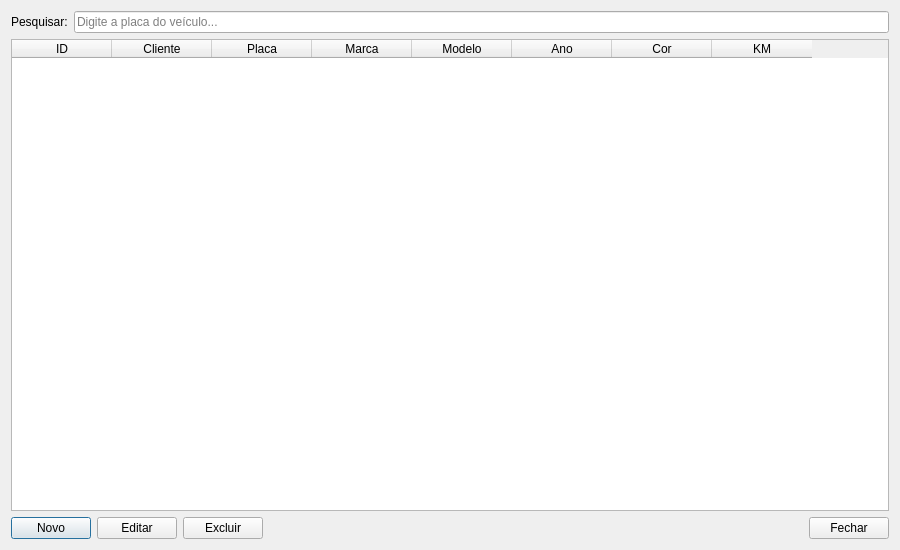
This is ui/veiculos.ui in viniciusbassio/EWE-AUTO as Qt 5 draws it before an edit. The edited form follows.
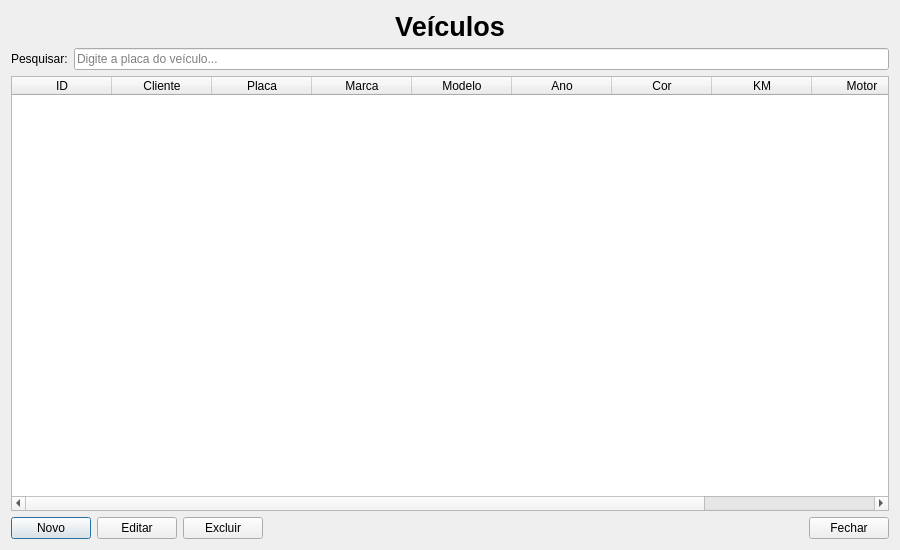
This is the edited form.

The edit to the form file:
```diff
--- a/ui/veiculos.ui
+++ b/ui/veiculos.ui
@@ -18,7 +18,25 @@
   </property>
 
   <layout class="QVBoxLayout" name="verticalLayout">
+    
+    <item>
+    <widget class="QLabel" name="lblVeiculos">
+        <property name="font">
+            <font>
+                <pointsize>20</pointsize>
+                <bold>true</bold>
+            </font>
+        </property>
 
+        <property name="alignment">
+            <set>Qt::AlignCenter</set>
+        </property>
+
+        <property name="text">
+            <string>Veículos</string>
+        </property>
+    </widget>
+    </item>
    <!-- Pesquisa -->
 
    <item>
@@ -96,6 +114,16 @@
        <string>KM</string>
       </property>
      </column>
+     <column>
+      <property name="text">
+       <string>Motor</string>
+      </property>
+     </column>
+     <column>
+      <property name="text">
+       <string>Combustivel</string>
+      </property>
+     </column>
 
     </widget>
    </item>
```
Left out of the diff: 2 changed lines with no effect on the pictures.
